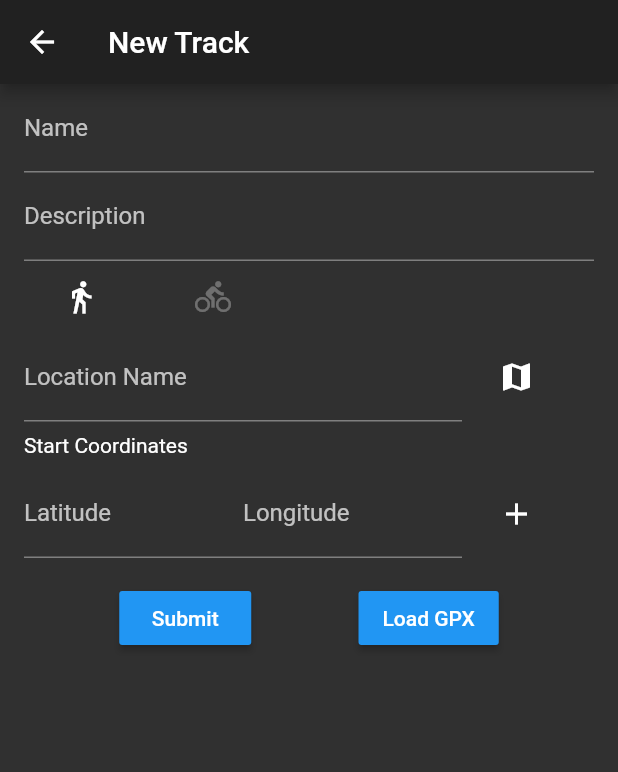
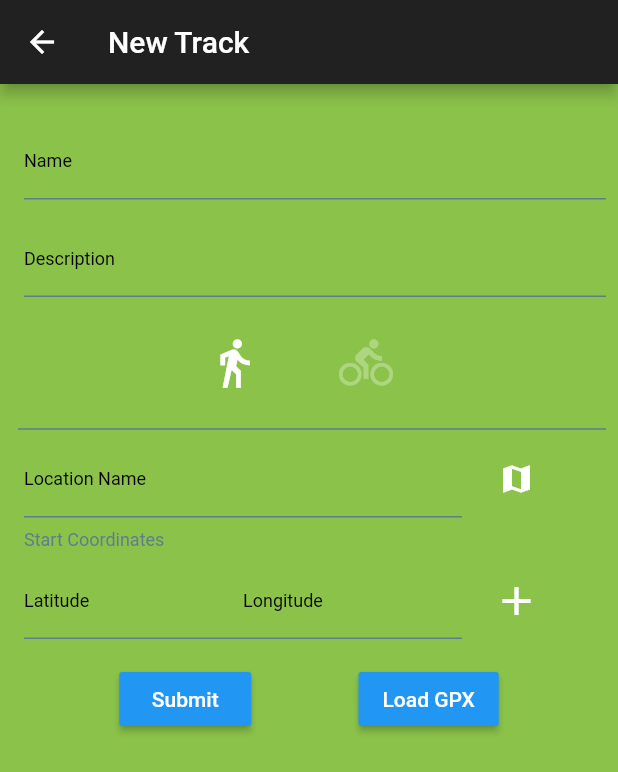
Before and after one commit to vwolf/record_track, a Flutter app: the screen it shows after launch, after a tap on the "add circle" icon, on a phone screen of 412 x 824 dp. Shown: the top 772 px of the screen. Run offline on Flutter 3.47's test engine with Material 2 defaults, Android fonts, the phone set to English and light mode, and no system bars; our stand-ins replace connectivity, file_picker, flutter_map, geolocator, latlong, permission_handler and 1 more; missing offline and left inert: path_provider_ex; accounts and stored records are empty.

Commit message:
Update TrackList

```diff
--- a/lib/select/selectView.dart
+++ b/lib/select/selectView.dart
@@ -18,23 +18,28 @@ class SelectPage extends StatelessWidget {
 
   /// Go to NewTrack page
   ///
-  void _newTrack(BuildContext context) {
+  _newTrack(BuildContext context) async {
     debugPrint("newTrack");
-    Navigator.of(context).push(
-      MaterialPageRoute(builder: (context) {
-        return NewTrack(tracks);
-      })
+    var result = Navigator.push(
+      context,
+      MaterialPageRoute(builder: (context) => NewTrack(tracks) )
     );
+
+    if (result != null) {
+      if (result is Track) {
+        tracks.add(result as Track);
+
+      }
+    }
   }
 
   /// Start tracking now.
   /// Create new track
-  void _startTrack(BuildContext context) {
+  _startTrack(BuildContext context) {
     debugPrint("startTrack");
-    Navigator.of(context).push(
-      MaterialPageRoute(builder: (context) {
-        return TrackingPage();
-      })
+    Navigator.push(
+      context,
+      MaterialPageRoute(builder: (context) => TrackingPage() )
     );
   }
 
--- a/lib/track/newTrack.dart
+++ b/lib/track/newTrack.dart
@@ -78,12 +78,12 @@ class _NewTrackState extends State<NewTrack> {
   final FocusNode _locationFocus = FocusNode();
 
   // Form style
-  TextStyle _formTextStyle = TextStyle(color: Colors.white);
+  TextStyle _formTextStyle = TextStyle(color: Colors.blueGrey, fontSize: 12.0);
 
   InputDecoration _formInputDecoration = InputDecoration(
-      labelText: 'Name', labelStyle: TextStyle(color: Colors.white70));
+      labelText: 'Name', labelStyle: TextStyle(color: Colors.blueGrey, fontSize: 12.0));
 
-  TextStyle inputDecorationLabelStyle = TextStyle(color: Colors.white70);
+  TextStyle inputDecorationLabelStyle = TextStyle(color: Colors.black, fontSize: 12.0);
 
   @override
   void initState() {
@@ -111,6 +111,10 @@ class _NewTrackState extends State<NewTrack> {
 
     if (widget._track.options != null) {
 
+    } else {
+      // default option type: walk
+      Map<String, dynamic> options = {"type" : _trackType};
+      widget.track.options = jsonEncode(options);
     }
 
     savedTrack = widget._track;
@@ -211,14 +215,33 @@ class _NewTrackState extends State<NewTrack> {
       widget.track.timestamp = DateTime.now();
 
       /// Write to db, returns int
+      if (_newTrack) {
         var dbResult = await DBProvider.db.newTrack(widget.track);
         print(dbResult);
         widget.tracks.add(widget.track);
+      } else {
+        // update values in new track object
+        widget.track.id = widget._track.id;
+        widget.track.track = widget._track.track;
+
+        // options - type can be changed but that is already set
+        //
+
+        await DBProvider.db.updateTrack(widget.track);
+        // map track to _track?
+
+        Navigator.pop(context, widget.track);
+      }
+
 
       /// Add [widget.track.coords] to track coords
       TrackCoord trackCoord = TrackCoord(latitude: startCoords.latitude, longitude: startCoords.longitude);
+
+      if (_newTrack) {
         var addTrackCoordResult = await DBProvider.db.addTrackCoord(trackCoord, widget.track.track);
         debugPrint("addTrackCoordResult $addTrackCoordResult");
+      }
+
       _formSaved = true;
     }
   }
@@ -281,12 +304,13 @@ class _NewTrackState extends State<NewTrack> {
   @override
   Widget build(BuildContext context) {
     return Scaffold(
+      backgroundColor: Colors.lightGreen,
       appBar: AppBar(
         title: _newTrack ? Text("New Track") : Text("Update Track"),
       ),
       body: ListView(
         children: <Widget>[
-           _gpxFileInfo,
+          (_gpxFilePath != null) ? _gpxFileInfo : Container(),
           _form,
         ],
       ),
@@ -301,7 +325,7 @@ class _NewTrackState extends State<NewTrack> {
         crossAxisAlignment: CrossAxisAlignment.start,
         children: <Widget>[
           Padding(
-            padding: const EdgeInsets.symmetric(horizontal: 16.0),
+            padding: const EdgeInsets.only(left: 16.0, right: 8.0, top: 26.0, bottom: 8.0),
             child: TextFormField(
               style: _formTextStyle,
               controller: _formNameController,
@@ -312,7 +336,14 @@ class _NewTrackState extends State<NewTrack> {
                 _fieldFocusChange(context, _nameFocus, _descriptionFocus);
               },
               cursorColor: Colors.white,
-              decoration: _formInputDecoration,
+              decoration: InputDecoration(
+                labelText: "Name",
+                labelStyle: inputDecorationLabelStyle,
+
+//                focusedBorder: OutlineInputBorder(
+//                    borderSide: const BorderSide(color: Colors.white, width: 2.0)),
+                  enabledBorder: UnderlineInputBorder(borderSide: const BorderSide(color: Colors.blueGrey))
+              ),
               validator: (value) {
                 if (value.isEmpty) {
                   return "Please enter a name!";
@@ -320,10 +351,11 @@ class _NewTrackState extends State<NewTrack> {
                 return null;
               },
               maxLines: 1,
+
             ),
           ),
           Padding(
-            padding: const EdgeInsets.symmetric(horizontal: 16.0),
+            padding: const EdgeInsets.only(left: 16.0, right: 8.0, top: 6.0, bottom: 8.0),
             child: TextFormField(
               style: _formTextStyle,
               controller: _formDescriptionController,
@@ -333,10 +365,14 @@ class _NewTrackState extends State<NewTrack> {
               onFieldSubmitted: (term) {
                 _fieldFocusChange(context, _descriptionFocus, _locationFocus);
               },
+
               decoration: InputDecoration(
                 labelText: "Description",
                 labelStyle: inputDecorationLabelStyle,
+
+                enabledBorder: UnderlineInputBorder(borderSide: BorderSide(color: Colors.blueGrey)),
               ),
+
               validator: (value) {
                 if (value.isEmpty) {
                   return "Please enter a description";
@@ -347,24 +383,44 @@ class _NewTrackState extends State<NewTrack> {
             ),
           ),
           Padding(
-            padding: const EdgeInsets.symmetric(horizontal: 16.0),
+            padding: const EdgeInsets.symmetric(horizontal: 12.0, vertical: 12.0),
             child: Row(
-              mainAxisAlignment: MainAxisAlignment.start,
+              mainAxisAlignment: MainAxisAlignment.center,
+
               children: <Widget>[
+//                Padding(
+//                  padding: const EdgeInsets.only(right: 48.0),
+//                  child: Text("Type"),
+//                ),
+
+
                 FlatButton.icon(
                   onPressed: () => setTrackType('walk'),
                   icon: Icon(Icons.directions_walk,
+                  size: 36.0,
                   color: !(_trackType == "walk") ? Colors.white30 : Colors.white),
                   label: Text(""),
                 ),
                 FlatButton.icon(
                   onPressed: () => setTrackType('bike'),
                   icon: Icon(Icons.directions_bike,
+                  size: 36.0,
                   color: !(_trackType == "bike") ? Colors.white30 : Colors.white),
                   label: Text("")
                 ),
+//                FlatButton.icon(
+//                  onPressed: () => {},
+//                  icon: Icon(Icons.directions_walk),
+//                  label: Text(""),
+//                ),
               ],
               ),
+            ),
+            Divider(
+              thickness: 1.0,
+              indent: 12.0,
+              endIndent: 8.0,
+              color: Colors.blueGrey,
             ),
             Padding(
               padding: const EdgeInsets.symmetric(horizontal: 16.0),
@@ -383,6 +439,7 @@ class _NewTrackState extends State<NewTrack> {
                       decoration: InputDecoration(
                         labelText: 'Location Name',
                         labelStyle: inputDecorationLabelStyle,
+                        enabledBorder: UnderlineInputBorder(borderSide: BorderSide(color: Colors.blueGrey)),
                       ),
                       validator: (value) {
                         if (value.isEmpty) {
@@ -438,7 +495,8 @@ class _NewTrackState extends State<NewTrack> {
                     style: _formTextStyle,
                     decoration: InputDecoration(
                       labelText: 'Latitude',
-                        labelStyle: inputDecorationLabelStyle
+                      labelStyle: inputDecorationLabelStyle,
+                      enabledBorder: UnderlineInputBorder(borderSide: BorderSide(color: Colors.blueGrey)),
                     ),
                     keyboardType: TextInputType.number,
                   )),
@@ -449,6 +507,7 @@ class _NewTrackState extends State<NewTrack> {
                       decoration: InputDecoration(
                         labelText: 'Longitude',
                         labelStyle: inputDecorationLabelStyle,
+                        enabledBorder: UnderlineInputBorder(borderSide: BorderSide(color: Colors.blueGrey)),
                       ),
                       keyboardType: TextInputType.number,
                     ),
@@ -456,6 +515,7 @@ class _NewTrackState extends State<NewTrack> {
                   FlatButton.icon(
                     onPressed: getStartPosition,
                     icon: Icon(Icons.add,
+                    size: 32.0,
                     color: Colors.white,),
                     label: Text(' '),
                   ),
--- a/lib/track/trackingService.dart
+++ b/lib/track/trackingService.dart
@@ -7,15 +7,15 @@ import 'package:record_track/db/models/track.dart';
 /// trackpoints created during tracking are here.
 ///
 /// - hold list with positions here, use to draw track
-/// Wenn tracking is temporaer stopped track should not show
+/// If tracking is temporearly stopped track should not show
 /// part which is not tracked.
 /// -
 class TrackingService extends TrackService {
-  Track track;
 
   List<LatLng> trackPoints = [];
 
-  TrackingService(Track track) :super(track);
+  TrackingService(): super(Track());
+
 
   /// Add each new track point.
   /// [super.addPointToTrack] will update track and save point to db.
--- a/lib/tracking/trackingPage.dart
+++ b/lib/tracking/trackingPage.dart
@@ -32,7 +32,7 @@ class TrackingPageState extends State<TrackingPage> {
   StreamController<TrackPageStreamMsg> _streamController = StreamController.broadcast();
 
   /// TrackService with empty track, then save track with default values
-  TrackingService trackingService = TrackingService(Track());
+  TrackingService trackingService = TrackingService();
 
   MapTracking get _mapTracking => MapTracking(_streamController, trackingService );
 
```
Also changed, not shown: lib/map/mapTracking.dart (+40 -4 lines), lib/track/trackList.dart (+50 -19 lines), lib/track/trackService.dart (+9 -1 lines), 6 other files. Lines whose indentation alone changed are shown as unchanged.
